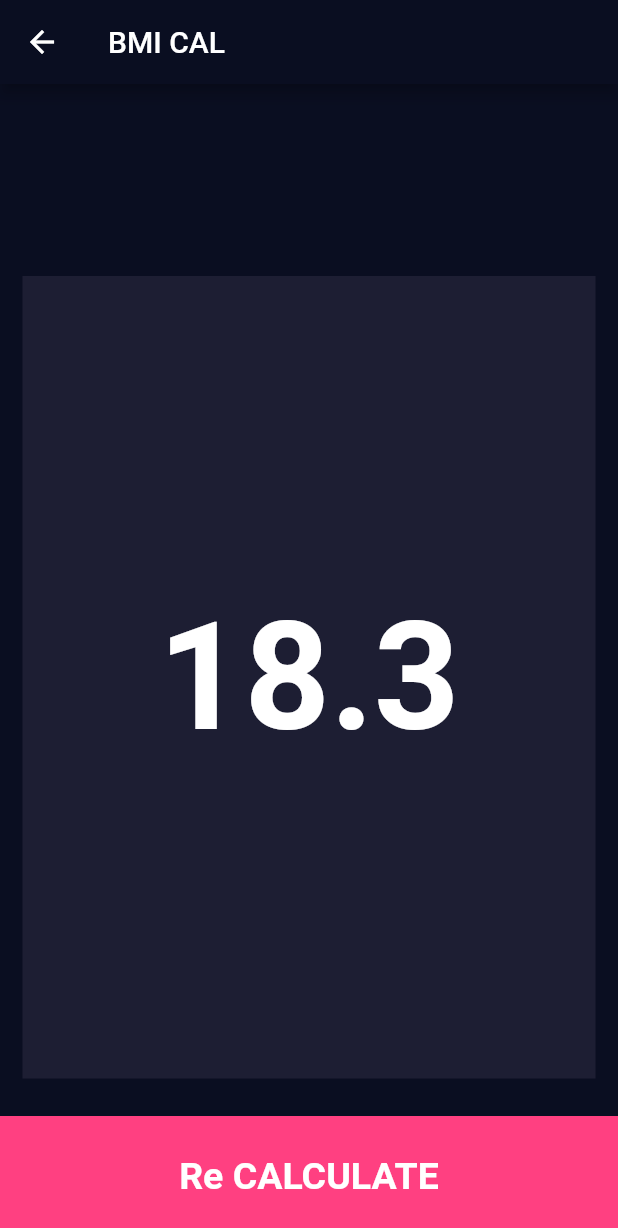
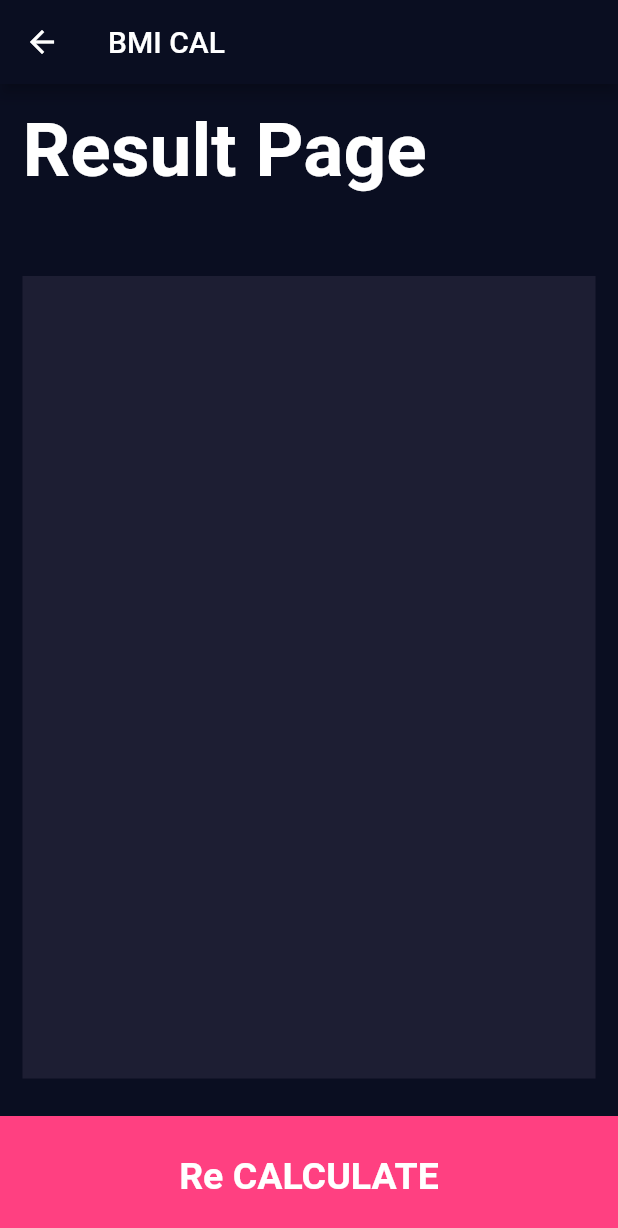
Before and after one commit to Akito-n/BMI_Calculator_flutter, a Flutter app: the ResultPage screen opened directly with empty values, on a phone screen of 412 x 824 dp. Shown: the top 1228 px of the screen. Run offline on Flutter 3.47's test engine with Material 2 defaults, Android fonts, the phone set to English and light mode, and no system bars; our stand-ins replace font_awesome_flutter.

Commit message:
リファクタ

```diff
--- a/lib/screens/result_page.dart
+++ b/lib/screens/result_page.dart
@@ -28,7 +28,7 @@ class ResultPage extends StatelessWidget {
             child: Container(
               padding: EdgeInsets.all(15.0),
               child: Text(
-                args.title,
+                'Result Page',
                 style: kTitleTextStyle,
               ),
             ),
@@ -42,14 +42,14 @@ class ResultPage extends StatelessWidget {
                 crossAxisAlignment: CrossAxisAlignment.center,
                 children: [
                   Text(
-                    args.result,
+                    args.title,
                     style: TextStyle(
                         color: Colors.green,
                         fontWeight: FontWeight.bold,
                         fontSize: 22.0),
                   ),
                   Text(
-                    '18.3',
+                    args.result,
                     style: kBMITextStyle,
                   ),
                   Text(
```
Also changed, not shown: lib/main.dart (+1 -16 lines).
